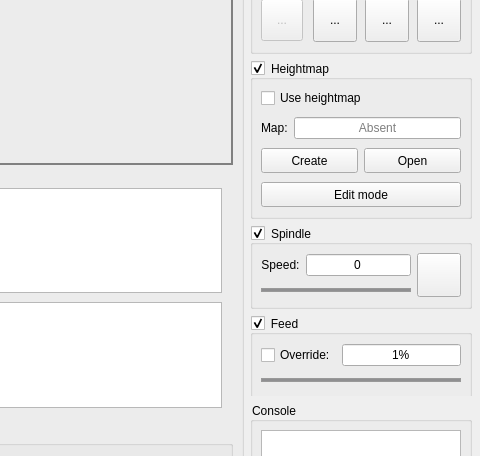
Before: the Qt Designer form frmmain.ui in Denvi/Candle, drawn with Qt 5; both pictures show x 441 to 921 and y 275 to 731 of the 921 by 889 pixel window.
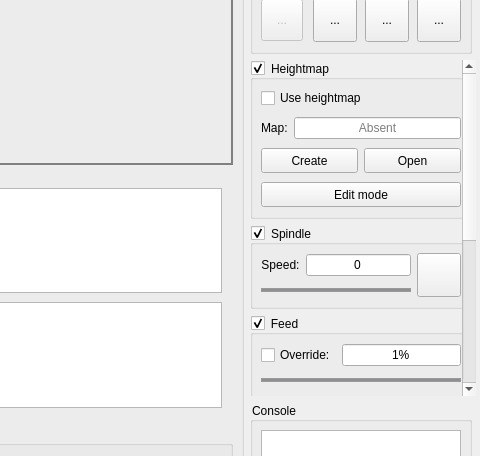
After: the same form once the commit is applied. Icons and pictures are not drawn. Custom widgets are drawn as their Qt base class.

Commit message: Panels scrollbar added.

```diff
--- a/frmmain.ui
+++ b/frmmain.ui
@@ -29,6 +29,26 @@
 	font-size: 9pt;
 }
 
+QScrollArea#scrollArea QScrollBar:vertical {
+	background-color: transparent;
+	border: none;
+    width: 2px;
+	padding-top: 8px;
+}
+QScrollArea#scrollArea QScrollBar::handle:vertical {
+    background: darkgray;
+}
+QScrollArea#scrollArea QScrollBar::add-line:vertical {
+	border: none;
+    background: none;
+    height: 0px;
+}
+QScrollArea#scrollArea QScrollBar::sub-line:vertical {
+    border: none;
+    background: none;
+    height: 0px;
+}
+
 QComboBox::drop-down {
 	border: 0;
 }
@@ -183,7 +203,7 @@
      <number>8</number>
     </property>
     <property name="rightMargin">
-     <number>8</number>
+     <number>4</number>
     </property>
     <property name="bottomMargin">
      <number>8</number>
@@ -1193,7 +1213,12 @@
      </widget>
     </item>
     <item>
-     <layout class="QVBoxLayout" name="verticalLayout_2" stretch="1,1,0,100">
+     <layout class="QVBoxLayout" name="verticalLayout_2" stretch="0,0,0,1">
+      <item>
+       <layout class="QHBoxLayout" name="horizontalLayout_27">
+        <property name="rightMargin">
+         <number>4</number>
+        </property>
       <item>
        <widget class="QGroupBox" name="grpState">
         <property name="title">
@@ -1377,6 +1402,13 @@
         </layout>
        </widget>
       </item>
+       </layout>
+      </item>
+      <item>
+       <layout class="QHBoxLayout" name="horizontalLayout_28">
+        <property name="rightMargin">
+         <number>4</number>
+        </property>
       <item>
        <widget class="QGroupBox" name="grpControl">
         <property name="title">
@@ -1619,6 +1651,8 @@
         </layout>
        </widget>
       </item>
+       </layout>
+      </item>
       <item>
        <widget class="ScrollArea" name="scrollArea">
         <property name="sizePolicy">
@@ -1631,7 +1665,7 @@
          <enum>QFrame::NoFrame</enum>
         </property>
         <property name="verticalScrollBarPolicy">
-         <enum>Qt::ScrollBarAlwaysOff</enum>
+         <enum>Qt::ScrollBarAsNeeded</enum>
         </property>
         <property name="horizontalScrollBarPolicy">
          <enum>Qt::ScrollBarAlwaysOff</enum>
@@ -1644,7 +1678,7 @@
           <rect>
            <x>0</x>
            <y>0</y>
-           <width>241</width>
+           <width>245</width>
            <height>662</height>
           </rect>
          </property>
@@ -1662,7 +1696,7 @@
            <number>0</number>
           </property>
           <property name="rightMargin">
-           <number>0</number>
+           <number>4</number>
           </property>
           <property name="bottomMargin">
            <number>0</number>
@@ -2588,6 +2622,11 @@
        </widget>
       </item>
       <item>
+       <layout class="QHBoxLayout" name="horizontalLayout_29">
+        <property name="rightMargin">
+         <number>4</number>
+        </property>
+        <item>
        <widget class="QGroupBox" name="grpConsole">
         <property name="title">
          <string>Console</string>
@@ -2676,6 +2715,8 @@
          </item>
         </layout>
        </widget>
+        </item>
+       </layout>
       </item>
      </layout>
     </item>
```
Lines whose indentation alone changed are shown as unchanged. The commit also changes 3 other files.
